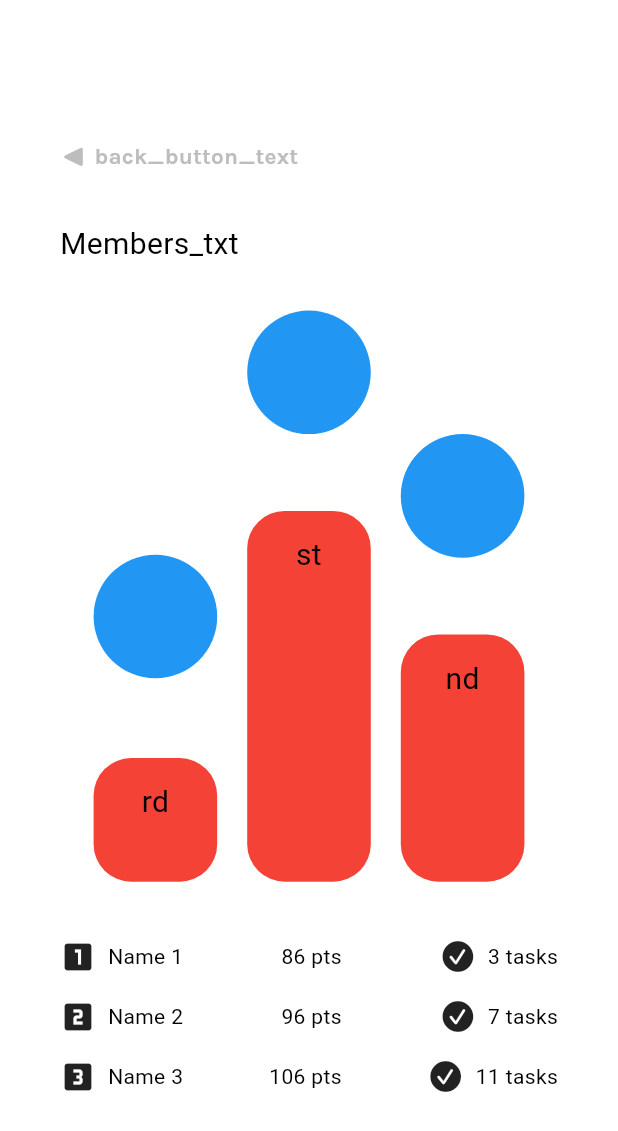
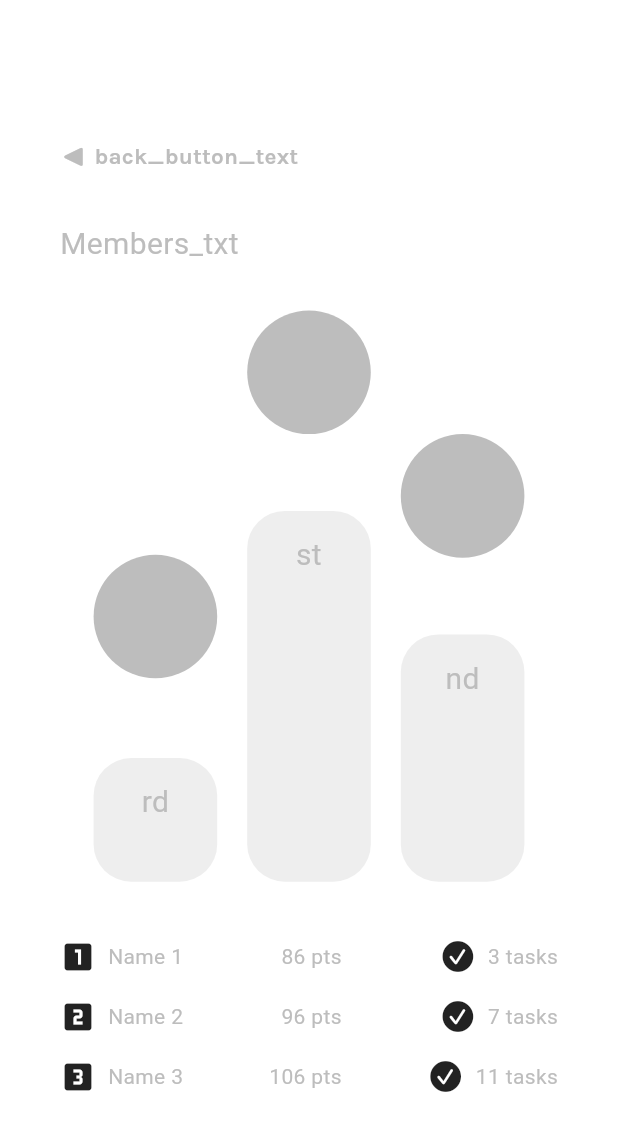
Before and after one commit to iloveproggen/relatee-frontend, a Flutter app: the MainLeaderboardView screen opened directly, on a phone screen of 412 x 824 dp. Shown: the top 1131 px of the screen. Run offline on Flutter 3.47's test engine with Material 3 defaults, Android fonts, the phone set to English and light mode, and no system bars; our stand-ins replace flutter_svg, get; missing offline and left inert: postgres.

Commit message:
leaderboard done (except icons)

```diff
--- a/frontend_v1/lib/leader_board_v2.dart
+++ b/frontend_v1/lib/leader_board_v2.dart
@@ -1,4 +1,6 @@
 // ignore: file_names
+import 'dart:io';
+
 import 'package:flutter/cupertino.dart';
 import 'package:flutter/material.dart';
 import 'package:frontend_v1/profileV2.dart';
@@ -45,11 +47,15 @@ class MembersText extends StatelessWidget {
 
   @override
   Widget build(BuildContext context) {
+
+final Color secColor = Theme.of(context).colorScheme.secondary;
+
     return Container(
       width: double.infinity,
       child: Text(
         'Members_txt'.tr,
-        style: const TextStyle(fontSize: 20),
+        style: TextStyle(fontSize: 20,
+        color: secColor),
         textAlign: TextAlign.left,
       ),
     );
@@ -59,11 +65,15 @@ class MembersText extends StatelessWidget {
 class ChartLeaderboard extends StatelessWidget {
   const ChartLeaderboard({super.key});
 
-final Color col = const Color.fromARGB(255, 204, 198, 196);
+//final Color col = const Color.fromARGB(255, 204, 198, 196);
 
 
   @override
   Widget build(BuildContext context) {
+
+    final Color primColor = Theme.of(context).colorScheme.primary;
+    final Color secColor = Theme.of(context).colorScheme.secondary;
+
     final double width = MediaQuery.of(context).size.width;
     final double height = MediaQuery.of(context).size.height;
 
@@ -85,8 +95,8 @@ final Color col = const Color.fromARGB(255, 204, 198, 196);
                   child: Container(
                       width: width * 0.2,
                       height: width * 0.2,
-                      decoration: const BoxDecoration(
-                        color: Colors.blue,
+                      decoration: BoxDecoration(
+                        color: secColor, //Colors.blue,
                         shape: BoxShape.circle,
                       )),
                 ),
@@ -98,15 +108,16 @@ final Color col = const Color.fromARGB(255, 204, 198, 196);
                   child: Container(
                       width: width * 0.2,
                       height: height * 0.1,
-                      decoration: const BoxDecoration(
-                          color: Colors.red,
+                      decoration: BoxDecoration(
+                          color: primColor,
                           borderRadius: BorderRadius.all(Radius.circular(25))),
-                      child: const Padding(
+                      child: Padding(
                         padding: EdgeInsets.all(15.0),
                         child: Text(
                           'rd',
                           style: TextStyle(
                             fontSize: 20,
+                            color: secColor
                           ),
                           textAlign: TextAlign.center,
                         ),
@@ -124,8 +135,8 @@ final Color col = const Color.fromARGB(255, 204, 198, 196);
                   child: Container(
                       width: width * 0.2,
                       height: width * 0.2,
-                      decoration: const BoxDecoration(
-                        color: Colors.blue,
+                      decoration: BoxDecoration(
+                        color: secColor,
                         shape: BoxShape.circle,
                       )),
                 ),
@@ -137,15 +148,16 @@ final Color col = const Color.fromARGB(255, 204, 198, 196);
                   child: Container(
                     width: width * 0.2,
                     height: height * 0.3,
-                    decoration: const BoxDecoration(
-                        color: Colors.red,
+                    decoration: BoxDecoration(
+                        color: primColor,
                         borderRadius: BorderRadius.all(Radius.circular(25))),
-                    child: const Padding(
+                    child: Padding(
                       padding: EdgeInsets.all(15.0),
                       child: Text(
                         'st',
                         style: TextStyle(
                           fontSize: 20,
+                          color: secColor
                         ),
                         textAlign: TextAlign.center,
                       ),
@@ -164,8 +176,8 @@ final Color col = const Color.fromARGB(255, 204, 198, 196);
                   child: Container(
                       width: width * 0.2,
                       height: width * 0.2,
-                      decoration: const BoxDecoration(
-                        color: Colors.blue,
+                      decoration: BoxDecoration(
+                        color: secColor,
                         shape: BoxShape.circle,
                       )),
                 ),
@@ -177,15 +189,16 @@ final Color col = const Color.fromARGB(255, 204, 198, 196);
                   child: Container(
                     width: width * 0.2,
                     height: height * 0.2,
-                    decoration: const BoxDecoration(
-                        color: Colors.red,
+                    decoration: BoxDecoration(
+                        color: primColor,
                         borderRadius: BorderRadius.all(Radius.circular(25))),
-                    child: const Padding(
+                    child: Padding(
                       padding: EdgeInsets.all(15.0),
                       child: Text(
                         'nd',
                         style: TextStyle(
                           fontSize: 20,
+                          color: secColor,
                         ),
                         textAlign: TextAlign.center,
                       ),
@@ -206,6 +219,10 @@ class WeeklyInfo extends StatelessWidget {
 
   @override
   Widget build(BuildContext context) {
+
+    final Color primColor = Theme.of(context).colorScheme.primary;
+    final Color secColor = Theme.of(context).colorScheme.secondary;
+
     final double width = MediaQuery.of(context).size.width;
     final double height = MediaQuery.of(context).size.height;
     return Container(
@@ -231,15 +248,24 @@ class WeeklyInfo extends StatelessWidget {
                   children: [
                     Icon(iconData),
                     const SizedBox(width: 8.0),
-                    Text('Name ${index + 1}'),
+                    Text('Name ${index + 1}',
+                style: TextStyle(
+                  color: secColor
+                ),),
                   ],
                 ),
-                Text('${index * 10 + 86} pts'),
+                Text('${index * 10 + 86} pts',
+                style: TextStyle(
+                  color: secColor
+                ),),
                 Row(
                   children: [
                     Icon(CupertinoIcons.checkmark_circle_fill),
                     const SizedBox(width: 8.0),
-                    Text('${index * 4 + 3} tasks'),
+                    Text('${index * 4 + 3} tasks',
+                style: TextStyle(
+                  color: secColor
+                ),),
                   ],
                 ),
               ],
```
